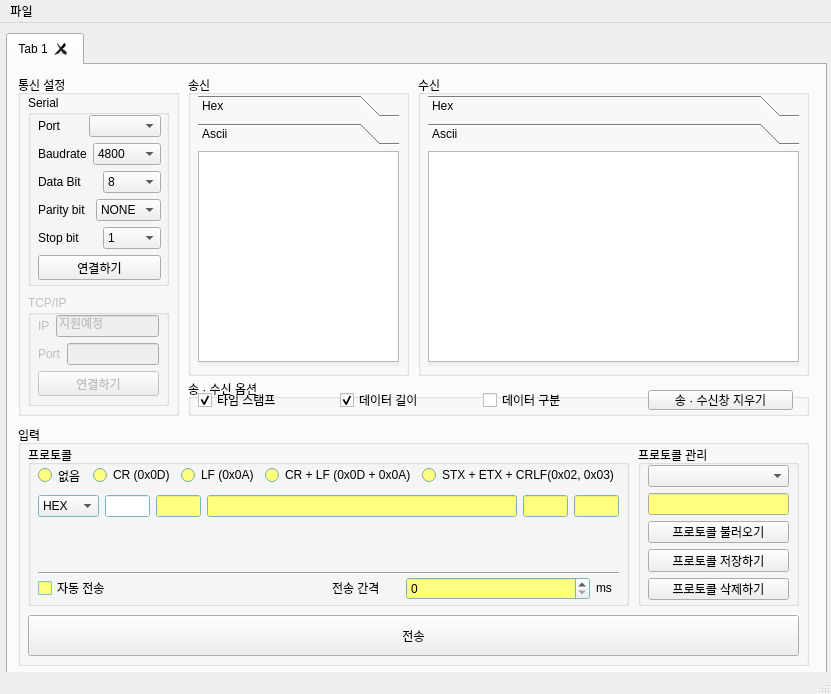
Old version of the form src/ui.ui in the repository RavenKyu/DataPort.
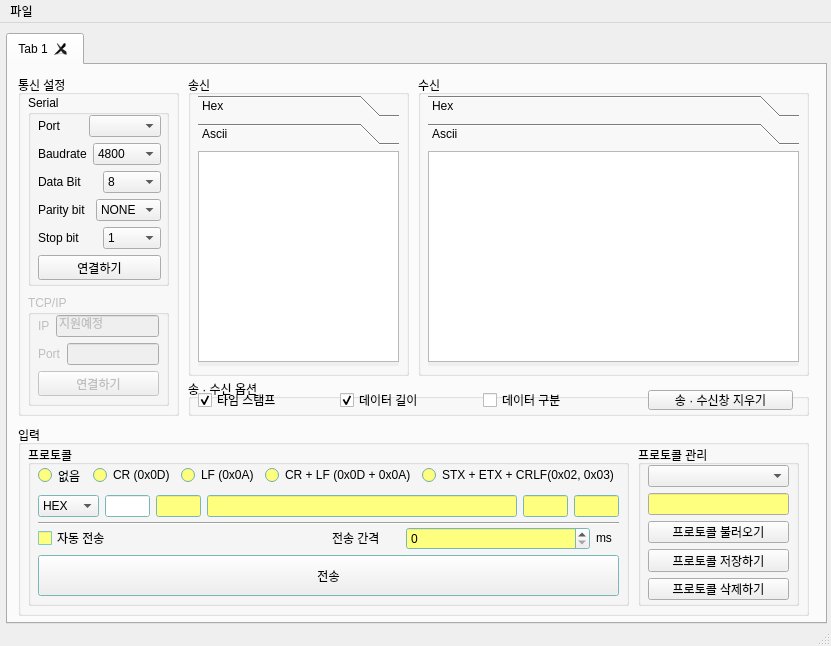
New version of the form.

Commit message: #18 UI , 컴포넌트 재배치 여백을 정리

```diff
--- a/src/ui.ui
+++ b/src/ui.ui
@@ -10,7 +10,7 @@
     <x>0</x>
     <y>0</y>
     <width>831</width>
-    <height>694</height>
+    <height>646</height>
    </rect>
   </property>
   <property name="mouseTracking">
@@ -29,7 +29,7 @@
       <x>6</x>
       <y>10</y>
       <width>821</width>
-      <height>641</height>
+      <height>591</height>
      </rect>
     </property>
     <property name="baseSize">
@@ -309,7 +309,7 @@
         <x>10</x>
         <y>360</y>
         <width>791</width>
-        <height>241</height>
+        <height>191</height>
        </rect>
       </property>
       <property name="minimumSize">
@@ -696,7 +696,7 @@
         <property name="geometry">
          <rect>
           <x>10</x>
-          <y>130</y>
+          <y>80</y>
           <width>581</width>
           <height>27</height>
          </rect>
@@ -770,7 +770,7 @@
         <property name="geometry">
          <rect>
           <x>10</x>
-          <y>120</y>
+          <y>70</y>
           <width>581</width>
           <height>16</height>
          </rect>
@@ -779,6 +779,31 @@
          <enum>Qt::Horizontal</enum>
         </property>
        </widget>
+       <widget class="QPushButton" name="pushButton_3">
+        <property name="geometry">
+         <rect>
+          <x>10</x>
+          <y>110</y>
+          <width>581</width>
+          <height>41</height>
+         </rect>
+        </property>
+        <property name="text">
+         <string>전송</string>
+        </property>
+        <property name="checkable">
+         <bool>false</bool>
+        </property>
+        <property name="autoDefault">
+         <bool>false</bool>
+        </property>
+        <property name="default">
+         <bool>false</bool>
+        </property>
+        <property name="flat">
+         <bool>false</bool>
+        </property>
+       </widget>
       </widget>
       <widget class="QGroupBox" name="groupBox_3">
        <property name="geometry">
@@ -832,31 +857,6 @@
         </layout>
        </widget>
       </widget>
-      <widget class="QPushButton" name="pushButton_3">
-       <property name="geometry">
-        <rect>
-         <x>10</x>
-         <y>190</y>
-         <width>771</width>
-         <height>41</height>
-        </rect>
-       </property>
-       <property name="text">
-        <string>전송</string>
-       </property>
-       <property name="checkable">
-        <bool>false</bool>
-       </property>
-       <property name="autoDefault">
-        <bool>false</bool>
-       </property>
-       <property name="default">
-        <bool>false</bool>
-       </property>
-       <property name="flat">
-        <bool>false</bool>
-       </property>
-      </widget>
      </widget>
      <widget class="QGroupBox" name="groupBox_4">
       <property name="geometry">
```
The commit also changes 1 other file.
